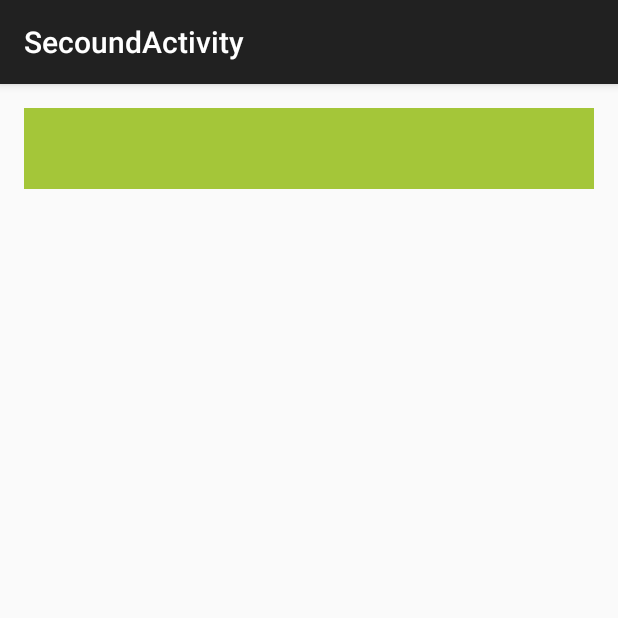
After one commit to jbenda43251/AndroidProject, an Android app: the SecoundActivity screen opened directly, with no data from a screen before it, on a phone screen of 412 x 824 dp, the top half of it. The commit adds this screen. Run offline under Robolectric (Android 15) with nearby library versions, the phone set to English and light mode, and no system bars.

Commit message:
Added secound activity

```diff
--- a/PresDay/app/src/main/AndroidManifest.xml
+++ b/PresDay/app/src/main/AndroidManifest.xml
@@ -16,6 +16,10 @@
                 <category android:name="android.intent.category.LAUNCHER" />
             </intent-filter>
         </activity>
+        <activity
+            android:name=".SecoundActivity"
+            android:label="@string/title_activity_secound" >
+        </activity>
     </application>
 
 </manifest>
--- /dev/null
+++ b/PresDay/app/src/main/java/com/example/joseph/presday/SecoundActivity.java
@@ -0,0 +1,22 @@
+package com.example.joseph.presday;
+
+import android.support.v7.app.ActionBarActivity;
+import android.os.Bundle;
+import android.view.Menu;
+import android.view.MenuItem;
+import android.widget.TextView;
+
+
+public class SecoundActivity extends ActionBarActivity {
+
+    TextView tvResponse;
+
+    @Override
+    protected void onCreate(Bundle savedInstanceState) {
+        super.onCreate(savedInstanceState);
+        setContentView(R.layout.activity_secound);
+
+        tvResponse = (TextView) findViewById(R.id.tv_result);
+        tvResponse.setText(getIntent().getStringExtra("key"));
+    }
+}
--- /dev/null
+++ b/PresDay/app/src/main/res/layout/activity_secound.xml
@@ -0,0 +1,18 @@
+<RelativeLayout xmlns:android="http://schemas.android.com/apk/res/android"
+    xmlns:tools="http://schemas.android.com/tools" android:layout_width="match_parent"
+    android:layout_height="match_parent" android:paddingLeft="@dimen/activity_horizontal_margin"
+    android:paddingRight="@dimen/activity_horizontal_margin"
+    android:paddingTop="@dimen/activity_vertical_margin"
+    android:paddingBottom="@dimen/activity_vertical_margin"
+    tools:context="com.example.joseph.presday.SecoundActivity">
+
+    <TextView
+        android:id="@+id/tv_result"
+        android:text="@string/hello_world"
+        android:layout_width="match_parent"
+        android:layout_height="wrap_content"
+        android:textSize="40sp"
+        android:background="#a4c639"
+        />
+
+</RelativeLayout>
--- a/PresDay/app/src/main/res/values/strings.xml
+++ b/PresDay/app/src/main/res/values/strings.xml
@@ -4,5 +4,6 @@
     <string name="app_name">PresDay</string>
     <string name="hello_world">Hello world!</string>
     <string name="action_settings">Settings</string>
+    <string name="title_activity_secound">SecoundActivity</string>
 
 </resources>
```
Also changed, not shown: PresDay/app/src/main/java/com/example/joseph/presday/MainActivity.java (+22 -22 lines), PresDay/app/src/main/res/layout/activity_main.xml (+24 -7 lines), PresDay/app/src/main/res/menu/menu_secound.xml (added, +7 -0 lines), 1 other file.
